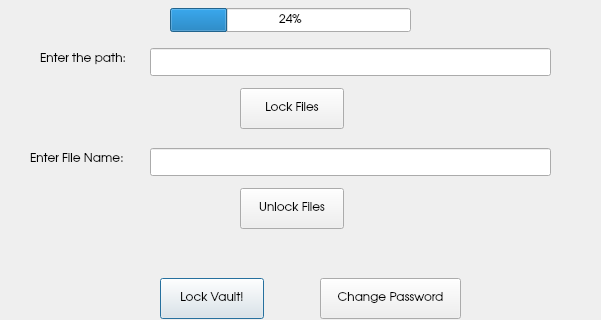
Above: qtX.ui from cmdev007/Project-X before the change; both pictures show x 0 to 601 and y 442 to 762 of the 601 by 762 pixel window. Below: the same form after it.
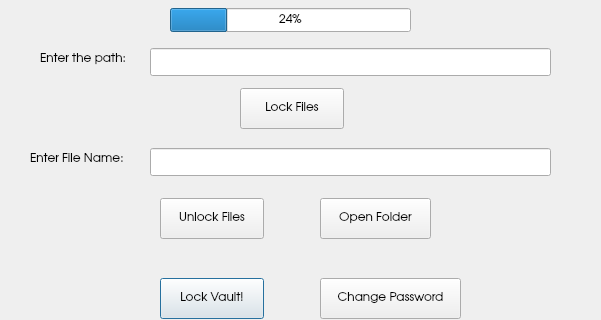
That is the form after the change.

```diff
--- a/qtX.ui
+++ b/qtX.ui
@@ -168,8 +168,8 @@
   <widget class="QPushButton" name="pushButton_3">
    <property name="geometry">
     <rect>
-     <x>240</x>
-     <y>630</y>
+     <x>160</x>
+     <y>640</y>
      <width>104</width>
      <height>41</height>
     </rect>
@@ -239,6 +239,26 @@
     <string>Change Password</string>
    </property>
   </widget>
+  <widget class="QPushButton" name="pushButton_5">
+   <property name="geometry">
+    <rect>
+     <x>320</x>
+     <y>640</y>
+     <width>111</width>
+     <height>41</height>
+    </rect>
+   </property>
+   <property name="font">
+    <font>
+     <family>URW Gothic</family>
+     <weight>50</weight>
+     <bold>false</bold>
+    </font>
+   </property>
+   <property name="text">
+    <string>Open Folder</string>
+   </property>
+  </widget>
  </widget>
  <resources/>
  <connections/>
```
